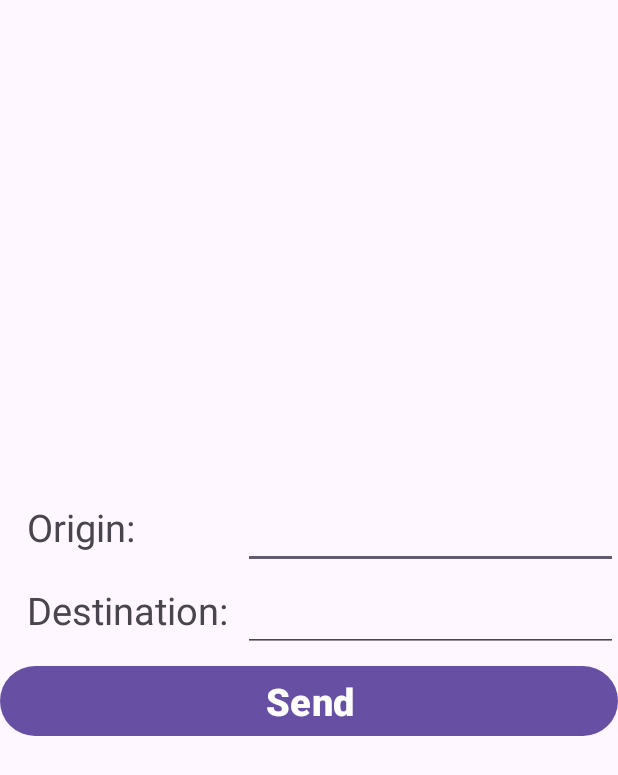
After one commit to KKL929451/Cloud-Surfers-API, an Android app: the SendActivity screen opened directly, with no data from a screen before it, on a phone screen of 412 x 824 dp. The commit adds this screen. Shown: the top 775 px of the screen. Run offline under Robolectric (Android 15) with nearby library versions, the phone set to English and light mode, and no system bars; network calls fail.

Commit message:
Added all activities

```diff
--- a/End User Interface/app/build.gradle.kts
+++ b/End User Interface/app/build.gradle.kts
@@ -5,7 +5,7 @@ plugins {
 
 android {
     namespace = "com.example.myapplication"
-    compileSdk = 33
+    compileSdk = 34
 
     defaultConfig {
         applicationId = "com.example.myapplication"
@@ -37,6 +37,8 @@ android {
 
 dependencies {
 
+    implementation("io.ktor:ktor-client-core:2.3.4")
+    implementation("io.ktor:ktor-client-cio:2.3.4")
     implementation("androidx.core:core-ktx:1.9.0")
     implementation("androidx.appcompat:appcompat:1.6.1")
     implementation("com.google.android.material:material:1.10.0")
--- /dev/null
+++ b/End User Interface/app/src/main/java/com/example/myapplication/SendActivity.kt
@@ -0,0 +1,64 @@
+package com.example.myapplication
+
+import android.content.Intent
+import androidx.appcompat.app.AppCompatActivity
+import android.os.Bundle
+import android.view.View
+import android.widget.Button
+import android.widget.EditText
+import android.widget.Toast
+import io.ktor.client.HttpClient
+import io.ktor.client.call.body
+import io.ktor.client.request.get
+import kotlinx.coroutines.GlobalScope
+import kotlinx.coroutines.launch
+import org.json.JSONArray
+
+class SendActivity : AppCompatActivity() {
+    private lateinit var origin: EditText
+    private lateinit var destination: EditText
+    private var currentToast: Toast? = null
+    override fun onCreate(savedInstanceState: Bundle?) {
+        super.onCreate(savedInstanceState)
+        setContentView(R.layout.activity_send)
+        origin = findViewById(R.id.origin)
+        destination = findViewById(R.id.destination)
+    }
+
+    /*suspend fun track(): String {
+        val client = HttpClient()
+        val response = client.get(getString(R.string.server_ip)+getString(R.string.track_package)+packageID.text.toString())
+        return response.body()
+    }
+
+     */
+
+    fun toast_maketext(text: String){
+        currentToast?.cancel()
+        currentToast = Toast.makeText(this, text, Toast.LENGTH_LONG)
+        currentToast?.show()
+    }
+    fun send_package(v: View?) {
+        toast_maketext("Tracking your package from " + origin.text.toString()+" to "+destination.text.toString())
+        val intent = Intent(this@SendActivity, TrackingActivity::class.java)
+        startActivity(intent)
+        /*GlobalScope.launch {
+            val str = track()
+            runOnUiThread {
+                if(str=="Correct"){
+                    toast_maketext("Tracking your package " + packageID.text.toString())
+                    val intent = Intent(this@InputActivity, TrackingActivity::class.java)
+                    startActivity(intent)
+                }
+                else{
+                    toast_maketext("Cannot find your package")
+                }
+
+            }
+        }
+
+         */
+    }
+
+
+}
--- a/End User Interface/app/src/main/java/com/example/myapplication/MainActivity.kt
+++ b/End User Interface/app/src/main/java/com/example/myapplication/TrackingActivity.kt
@@ -3,9 +3,9 @@ package com.example.myapplication
 import androidx.appcompat.app.AppCompatActivity
 import android.os.Bundle
 
-class MainActivity : AppCompatActivity() {
+class TrackingActivity : AppCompatActivity() {
     override fun onCreate(savedInstanceState: Bundle?) {
         super.onCreate(savedInstanceState)
-        setContentView(R.layout.activity_main)
+        setContentView(R.layout.activity_tracking)
     }
 }
--- /dev/null
+++ b/End User Interface/app/src/main/res/layout/activity_send.xml
@@ -0,0 +1,77 @@
+<?xml version="1.0" encoding="utf-8"?>
+<androidx.constraintlayout.widget.ConstraintLayout xmlns:android="http://schemas.android.com/apk/res/android"
+    xmlns:app="http://schemas.android.com/apk/res-auto"
+    xmlns:tools="http://schemas.android.com/tools"
+    android:layout_width="match_parent"
+    android:layout_height="match_parent"
+    tools:context=".SendActivity">
+
+    <LinearLayout
+        android:layout_width="match_parent"
+        android:layout_height="match_parent"
+        android:gravity="center_horizontal|center_vertical"
+        android:orientation="vertical">
+
+        <LinearLayout
+            android:layout_width="match_parent"
+            android:layout_height="wrap_content"
+            android:orientation="horizontal">
+
+            <TextView
+                android:id="@+id/textView3"
+                android:layout_width="100dp"
+                android:layout_height="wrap_content"
+                android:layout_marginLeft="18dp"
+                android:layout_weight="2"
+                android:text="Origin:"
+                android:textSize="25dp" />
+
+            <EditText
+                android:id="@+id/origin"
+                android:layout_width="wrap_content"
+                android:layout_height="wrap_content"
+                android:layout_weight="2"
+                android:ems="7"
+                android:gravity="left"
+                android:inputType="text"
+                android:textSize="25dp" />
+        </LinearLayout>
+
+        <LinearLayout
+            android:layout_width="match_parent"
+            android:layout_height="wrap_content"
+            android:orientation="horizontal">
+
+            <TextView
+                android:id="@+id/textView2"
+                android:layout_width="100dp"
+                android:layout_height="wrap_content"
+                android:layout_marginLeft="18dp"
+                android:layout_weight="2"
+                android:text="Destination:"
+                android:textSize="25dp" />
+
+            <EditText
+                android:id="@+id/destination"
+                android:layout_width="wrap_content"
+                android:layout_height="wrap_content"
+                android:layout_weight="2"
+                android:ems="7"
+                android:gravity="left"
+                android:inputType="text"
+                android:textSize="25dp" />
+        </LinearLayout>
+
+        <Button
+            android:id="@+id/TrackButton"
+            android:layout_width="match_parent"
+            android:layout_height="wrap_content"
+            android:layout_marginTop="5dp"
+            android:layout_marginBottom="5dp"
+            android:onClick="send_package"
+            android:text="Send"
+            android:textSize="25dp"
+            android:textStyle="bold" />
+
+    </LinearLayout>
+</androidx.constraintlayout.widget.ConstraintLayout>
--- a/End User Interface/app/src/main/res/values/strings.xml
+++ b/End User Interface/app/src/main/res/values/strings.xml
@@ -1,3 +1,5 @@
 <resources>
     <string name="app_name">My Application</string>
+    <string name="server_ip">http://10.14.0.2:5000</string>
+    <string name="track_package">/track_package/</string>
 </resources>
```
Also changed, not shown: End User Interface/app/src/main/AndroidManifest.xml (+13 -1 lines), End User Interface/app/src/main/java/com/example/myapplication/ChooseActivity.kt (added, +22 -0 lines), End User Interface/app/src/main/java/com/example/myapplication/InputActivity.kt (added, +53 -0 lines), End User Interface/app/src/main/res/layout/activity_choose.xml (added, +31 -0 lines), End User Interface/app/src/main/res/layout/activity_input.xml (added, +52 -0 lines), End User Interface/app/src/main/res/layout/activity_main.xml (deleted, +0 -18 lines), End User Interface/app/src/main/res/layout/activity_tracking.xml (added, +134 -0 lines), End User Interface/app/src/main/res/drawable/map.png (added), End User Interface/app/src/main/res/drawable/order_tracking.JPG (added).
